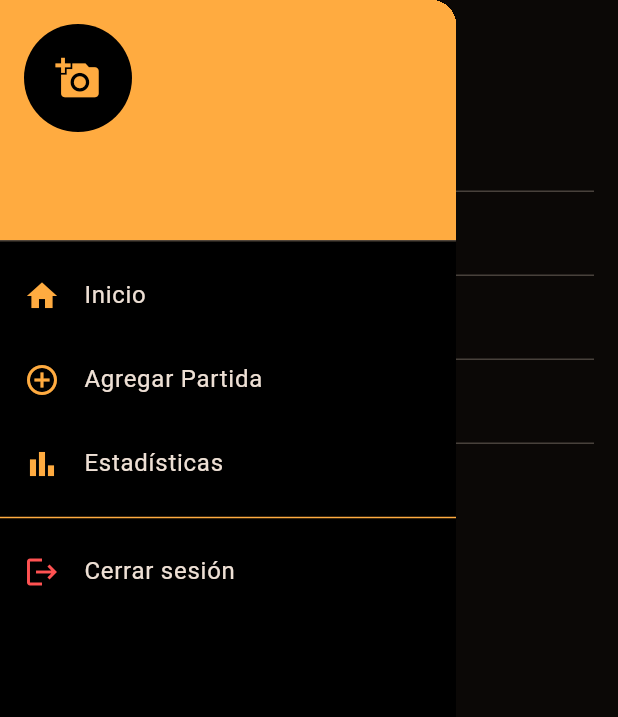
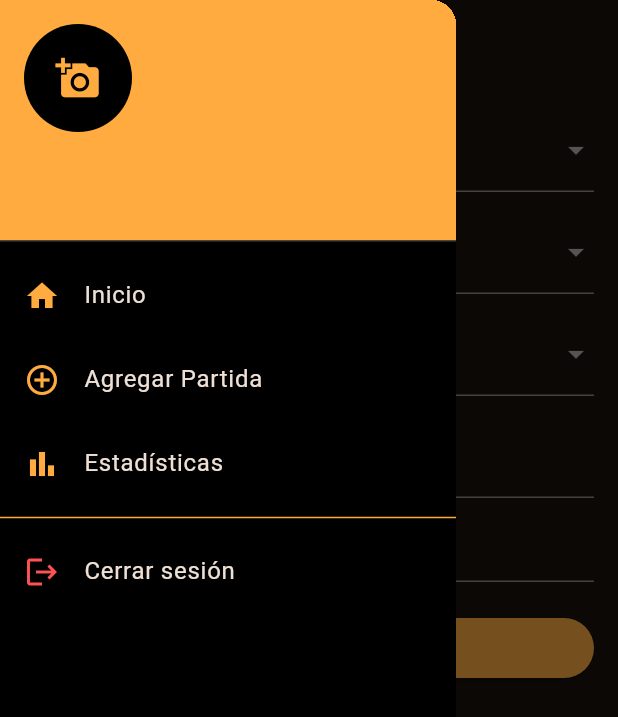
Before and after one commit to sanKo46/flutter_proyecto_c2tracker_ManuelMorenoParra, a Flutter app: the AddMatchPage screen opened by its route, with the side drawer open, on a phone screen of 412 x 824 dp. Shown: the top 717 px of the screen. Run offline on Flutter 3.47's test engine with Material 3 defaults, Android fonts, the phone set to English and light mode, and no system bars; our stand-ins replace cloud_firestore, firebase_auth, firebase_core, fl_chart; accounts and stored records are empty; network calls fail.

Commit message:
v1.0.5 panel de admin

```diff
--- a/lib/pages/add_match_page.dart
+++ b/lib/pages/add_match_page.dart
@@ -1,6 +1,6 @@
 import 'package:flutter/material.dart';
 import '../services/match_service.dart';
-import '../widgets/app_drawer.dart'; // 👈 Importa el AppDrawer
+import '../widgets/app_drawer.dart';
 
 class AddMatchPage extends StatefulWidget {
   const AddMatchPage({super.key});
@@ -11,20 +11,63 @@ class AddMatchPage extends StatefulWidget {
 
 class _AddMatchPageState extends State<AddMatchPage> {
   final MatchService _matchService = MatchService();
-  final TextEditingController _mapController = TextEditingController();
-  final TextEditingController _scoreController = TextEditingController();
+
+  // Controladores
   final TextEditingController _killsController = TextEditingController();
   final TextEditingController _deathsController = TextEditingController();
 
+  // Campos de selección
+  String? _selectedMap;
+  String? _selectedMode;
+  String? _selectedScore;
+
+  // Listas de opciones
+  final List<String> _maps = [
+    'Mirage',
+    'Inferno',
+    'Nuke',
+    'Dust2',
+    'Overpass',
+    'Vertigo',
+    'Ancient',
+    'Anubis'
+  ];
+
+  final List<String> _modes = [
+    'Competitivo',
+    'Casual',
+    'Deathmatch',
+    'Wingman'
+  ];
+
+  final List<String> _scores = [
+    'Victoria',
+    'Derrota'
+  ];
+
   Future<void> _saveMatch() async {
+    // Validación simple
+    if (_selectedMap == null || _selectedMode == null || _selectedScore == null) {
+      ScaffoldMessenger.of(context).showSnackBar(
+        const SnackBar(content: Text('Por favor, completa todos los campos')),
+      );
+      return;
+    }
+
     await _matchService.addMatch({
-      'map': _mapController.text,
-      'score': _scoreController.text,
+      'map': _selectedMap,
+      'mode': _selectedMode,
+      'score': _selectedScore,
       'kills': int.tryParse(_killsController.text) ?? 0,
       'deaths': int.tryParse(_deathsController.text) ?? 0,
     });
 
-    Navigator.pop(context);
+    if (mounted) {
+      Navigator.pop(context); // 👈 Regresa sin dejar pantalla en blanco
+      ScaffoldMessenger.of(context).showSnackBar(
+        const SnackBar(content: Text('Partida guardada correctamente')),
+      );
+    }
   }
 
   @override
@@ -34,16 +77,52 @@ class _AddMatchPageState extends State<AddMatchPage> {
       drawer: AppDrawer(),
       body: Padding(
         padding: const EdgeInsets.all(16.0),
-        child: Column(
+        child: ListView(
           children: [
-            TextField(controller: _mapController, decoration: const InputDecoration(labelText: 'Mapa')),
-            TextField(controller: _scoreController, decoration: const InputDecoration(labelText: 'Marcador')),
-            TextField(controller: _killsController, decoration: const InputDecoration(labelText: 'Kills'), keyboardType: TextInputType.number),
-            TextField(controller: _deathsController, decoration: const InputDecoration(labelText: 'Deaths'), keyboardType: TextInputType.number),
+            DropdownButtonFormField<String>(
+              value: _selectedMap,
+              decoration: const InputDecoration(labelText: 'Mapa'),
+              items: _maps.map((map) {
+                return DropdownMenuItem(value: map, child: Text(map));
+              }).toList(),
+              onChanged: (value) => setState(() => _selectedMap = value),
+            ),
+            const SizedBox(height: 12),
+            DropdownButtonFormField<String>(
+              value: _selectedMode,
+              decoration: const InputDecoration(labelText: 'Modalidad'),
+              items: _modes.map((mode) {
+                return DropdownMenuItem(value: mode, child: Text(mode));
+              }).toList(),
+              onChanged: (value) => setState(() => _selectedMode = value),
+            ),
+            const SizedBox(height: 12),
+            DropdownButtonFormField<String>(
+              value: _selectedScore,
+              decoration: const InputDecoration(labelText: 'Marcador'),
+              items: _scores.map((score) {
+                return DropdownMenuItem(value: score, child: Text(score));
+              }).toList(),
+              onChanged: (value) => setState(() => _selectedScore = value),
+            ),
+            const SizedBox(height: 12),
+            TextField(
+              controller: _killsController,
+              decoration: const InputDecoration(labelText: 'Kills'),
+              keyboardType: TextInputType.number,
+            ),
+            TextField(
+              controller: _deathsController,
+              decoration: const InputDecoration(labelText: 'Deaths'),
+              keyboardType: TextInputType.number,
+            ),
             const SizedBox(height: 20),
             ElevatedButton(
               onPressed: _saveMatch,
-              style: ElevatedButton.styleFrom(backgroundColor: Colors.orangeAccent, foregroundColor: Colors.black),
+              style: ElevatedButton.styleFrom(
+                backgroundColor: const Color.fromARGB(255, 255, 173, 65),
+                foregroundColor: const Color.fromARGB(255, 0, 0, 0),
+              ),
               child: const Text('Guardar'),
             ),
           ],
--- a/lib/widgets/app_drawer.dart
+++ b/lib/widgets/app_drawer.dart
@@ -2,6 +2,7 @@ import 'package:flutter/material.dart';
 import 'package:cloud_firestore/cloud_firestore.dart';
 import 'package:firebase_auth/firebase_auth.dart';
 import '../services/auth_service.dart';
+import '../pages/admin_page.dart'; // <--- Importamos el panel admin
 
 class AppDrawer extends StatelessWidget {
   final AuthService _authService = AuthService();
@@ -24,7 +25,7 @@ class AppDrawer extends StatelessWidget {
   Widget build(BuildContext context) {
     return Drawer(
       backgroundColor: Colors.black,
-      child: FutureBuilder<Map<String, dynamic>?>(
+      child: FutureBuilder<Map<String, dynamic>?>( // <--- Esperamos datos del usuario
         future: _getUserData(),
         builder: (context, snapshot) {
           if (snapshot.connectionState == ConnectionState.waiting) {
@@ -34,6 +35,7 @@ class AppDrawer extends StatelessWidget {
           final userData = snapshot.data ?? {};
           final username = userData['username'] ?? 'Usuario';
           final imageURL = userData['imageURL'] ?? '';
+          final role = userData['role'] ?? 'user'; // <--- Leemos el rol
 
           return ListView(
             padding: EdgeInsets.zero,
@@ -42,20 +44,7 @@ class AppDrawer extends StatelessWidget {
                 decoration: const BoxDecoration(
                   color: Colors.orangeAccent,
                 ),
-                currentAccountPicture: GestureDetector(
-                  onTap: () {
-                    // si no hay imagen, opción para añadir una
-                    if (imageURL.isEmpty) {
-                      ScaffoldMessenger.of(context).showSnackBar(
-                        const SnackBar(
-                          content: Text(
-                            'Funcionalidad para subir foto próximamente 📸',
-                          ),
-                        ),
-                      );
-                    }
-                  },
-                  child: CircleAvatar(
+                currentAccountPicture: CircleAvatar(
                   backgroundColor: Colors.black,
                   backgroundImage:
                       imageURL.isNotEmpty ? NetworkImage(imageURL) : null,
@@ -63,7 +52,6 @@ class AppDrawer extends StatelessWidget {
                       ? const Icon(Icons.add_a_photo,
                           color: Colors.orangeAccent, size: 30)
                       : null,
-                  ),
                 ),
                 accountName: Text(
                   username,
@@ -74,23 +62,50 @@ class AppDrawer extends StatelessWidget {
                   style: const TextStyle(color: Colors.black54),
                 ),
               ),
+
+              // 🏠 Inicio
               ListTile(
                 leading: const Icon(Icons.home, color: Colors.orangeAccent),
                 title: const Text('Inicio'),
                 onTap: () => Navigator.pushReplacementNamed(context, '/home'),
               ),
+
+              // ➕ Agregar Partida
               ListTile(
                 leading: const Icon(Icons.add_circle_outline,
                     color: Colors.orangeAccent),
                 title: const Text('Agregar Partida'),
                 onTap: () => Navigator.pushReplacementNamed(context, '/add'),
               ),
+
+              // 📊 Estadísticas
               ListTile(
                 leading: const Icon(Icons.bar_chart, color: Colors.orangeAccent),
                 title: const Text('Estadísticas'),
                 onTap: () => Navigator.pushReplacementNamed(context, '/stats'),
               ),
+
+              // 🧠 Si es ADMIN -> Mostrar Panel de Administración
+              if (role == 'admin') ...[
                 const Divider(color: Colors.orangeAccent),
+                ListTile(
+                  leading: const Icon(Icons.admin_panel_settings,
+                      color: Colors.orangeAccent),
+                  title: const Text('Panel de Administración'),
+                  onTap: () {
+                    Navigator.push(
+                      context,
+                      MaterialPageRoute(
+                        builder: (_) => const AdminPanel(),
+                      ),
+                    );
+                  },
+                ),
+              ],
+
+              const Divider(color: Colors.orangeAccent),
+
+              // 🚪 Cerrar sesión
               ListTile(
                 leading: const Icon(Icons.logout, color: Colors.redAccent),
                 title: const Text('Cerrar sesión'),
```
Also changed, not shown: lib/pages/admin_page.dart (added, +137 -0 lines), lib/services/auth_service.dart (+30 -19 lines). Lines whose indentation alone changed are shown as unchanged.
